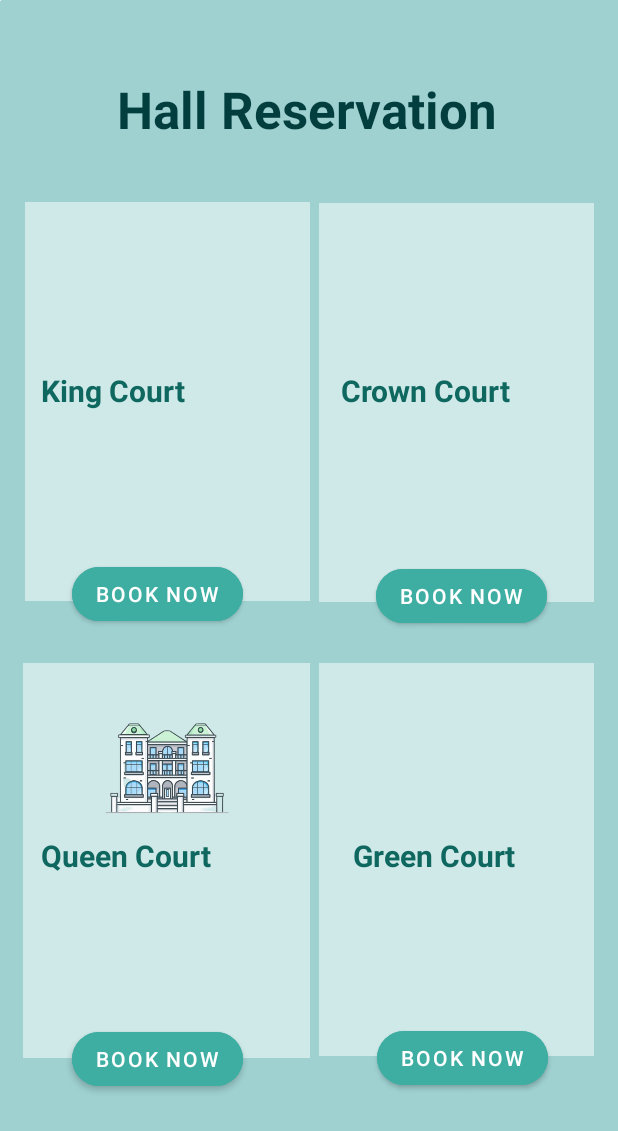
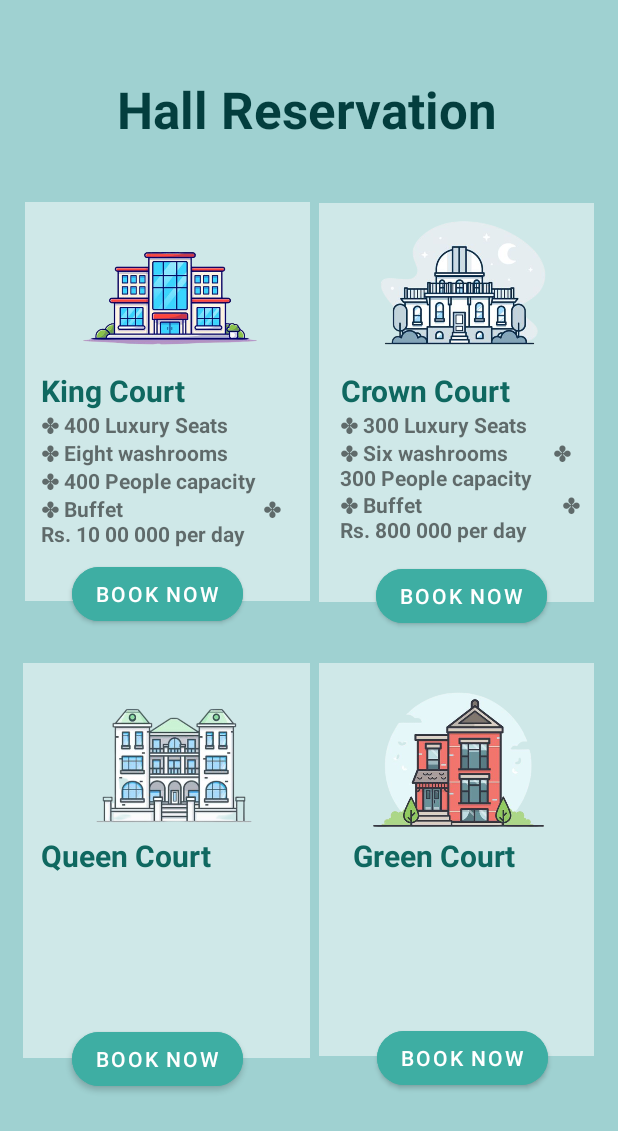
Before and after one commit to HimanthaD4/Royal-Orbit-Android-app-, an Android app: the HallReservation screen opened directly, with no data from a screen before it, on a phone screen of 412 x 824 dp. Shown: the top 1131 px of the screen. Run offline under Robolectric (Android 15) with nearby library versions, the phone set to English and light mode, and no system bars.

Commit message:
Royal orbit IT21129476

```diff
--- a/app/src/main/res/layout/activity_hall_reservation.xml
+++ b/app/src/main/res/layout/activity_hall_reservation.xml
@@ -50,18 +50,6 @@
         app:layout_constraintVertical_bias="0.699" />
 
     <ImageView
-        android:id="@+id/imageView9"
-        android:layout_width="169dp"
-        android:layout_height="116dp"
-        app:layout_constraintBottom_toBottomOf="parent"
-        app:layout_constraintEnd_toEndOf="parent"
-        app:layout_constraintHorizontal_bias="0.111"
-        app:layout_constraintStart_toStartOf="parent"
-        app:layout_constraintTop_toTopOf="parent"
-        app:layout_constraintVertical_bias="0.642"
-        app:srcCompat="@drawable/queencourt" />
-
-    <ImageView
         android:id="@+id/imageView20"
         android:layout_width="190dp"
         android:layout_height="266dp"
@@ -76,6 +64,18 @@
         app:layout_constraintTop_toTopOf="parent"
         app:layout_constraintVertical_bias="0.241"
         app:srcCompat="@android:drawable/screen_background_light_transparent" />
+
+    <ImageView
+        android:id="@+id/imageView15"
+        android:layout_width="183dp"
+        android:layout_height="119dp"
+        app:layout_constraintBottom_toBottomOf="parent"
+        app:layout_constraintEnd_toEndOf="parent"
+        app:layout_constraintHorizontal_bias="0.092"
+        app:layout_constraintStart_toStartOf="parent"
+        app:layout_constraintTop_toTopOf="parent"
+        app:layout_constraintVertical_bias="0.185"
+        app:srcCompat="@drawable/kingcourt" />
 
     <TextView
         android:id="@+id/textView19"
@@ -92,13 +92,7 @@
         app:layout_constraintTop_toTopOf="parent"
         app:layout_constraintVertical_bias="0.31" />
 
-    <ImageView
-        android:id="@+id/imageView21"
-        android:layout_width="wrap_content"
-        android:layout_height="wrap_content"
-        app:srcCompat="@android:drawable/screen_background_light_transparent"
-        tools:layout_editor_absoluteX="203dp"
-        tools:layout_editor_absoluteY="103dp" />
+
 
 
     <ImageView
@@ -155,6 +149,42 @@
         app:layout_constraintStart_toStartOf="parent"
         app:layout_constraintTop_toTopOf="parent"
         app:layout_constraintVertical_bias="0.699" />
+
+    <ImageView
+        android:id="@+id/imageView25"
+        android:layout_width="158dp"
+        android:layout_height="101dp"
+        app:layout_constraintBottom_toBottomOf="parent"
+        app:layout_constraintEnd_toEndOf="parent"
+        app:layout_constraintHorizontal_bias="0.892"
+        app:layout_constraintStart_toStartOf="parent"
+        app:layout_constraintTop_toTopOf="parent"
+        app:layout_constraintVertical_bias="0.631"
+        app:srcCompat="@drawable/greencourt" />
+
+    <ImageView
+        android:id="@+id/imageView24"
+        android:layout_width="180dp"
+        android:layout_height="125dp"
+        app:layout_constraintBottom_toBottomOf="parent"
+        app:layout_constraintEnd_toEndOf="parent"
+        app:layout_constraintHorizontal_bias="0.93"
+        app:layout_constraintStart_toStartOf="parent"
+        app:layout_constraintTop_toTopOf="parent"
+        app:layout_constraintVertical_bias="0.178"
+        app:srcCompat="@drawable/crowncourt" />
+
+    <ImageView
+        android:id="@+id/imageView9"
+        android:layout_width="216dp"
+        android:layout_height="146dp"
+        app:layout_constraintBottom_toBottomOf="parent"
+        app:layout_constraintEnd_toEndOf="parent"
+        app:layout_constraintHorizontal_bias="0.041"
+        app:layout_constraintStart_toStartOf="parent"
+        app:layout_constraintTop_toTopOf="parent"
+        app:layout_constraintVertical_bias="0.646"
+        app:srcCompat="@drawable/queencourt" />
 
     <Button
         android:id="@+id/btn_king"
@@ -217,12 +247,43 @@
         app:layout_constraintTop_toTopOf="parent"
         app:layout_constraintVertical_bias="0.878" />
 
-    <ImageView
-        android:id="@+id/imageView18"
-        android:layout_width="wrap_content"
-        android:layout_height="wrap_content"
-        app:srcCompat="@android:drawable/screen_background_light_transparent"
-        tools:layout_editor_absoluteX="68dp"
-        tools:layout_editor_absoluteY="483dp" />
+    <TextView
+        android:id="@+id/textView22"
+        android:layout_width="161dp"
+        android:layout_height="109dp"
+        android:text="✤ 400 Luxury Seats
+        ✤ Eight washrooms
+        ✤ 400 People capacity
+                           ✤ Buffet
+                           ✤ Rs. 10 00 000 per day
+
+"
+        android:textStyle="bold"
+        app:layout_constraintBottom_toBottomOf="parent"
+        app:layout_constraintEnd_toEndOf="parent"
+        app:layout_constraintHorizontal_bias="0.108"
+        app:layout_constraintStart_toStartOf="parent"
+        app:layout_constraintTop_toTopOf="parent"
+        app:layout_constraintVertical_bias="0.382" />
+
+    <TextView
+        android:id="@+id/textView26"
+        android:layout_width="161dp"
+        android:layout_height="109dp"
+        android:text="✤ 300 Luxury Seats
+        ✤ Six washrooms
+        ✤ 300 People capacity
+                           ✤ Buffet
+                           ✤ Rs. 800 000 per day
+
+"
+        android:textStyle="bold"
+        app:layout_constraintBottom_toBottomOf="parent"
+        app:layout_constraintEnd_toEndOf="parent"
+        app:layout_constraintHorizontal_bias="0.903"
+        app:layout_constraintStart_toStartOf="parent"
+        app:layout_constraintTop_toTopOf="parent"
+        app:layout_constraintVertical_bias="0.382" />
+
 
 </androidx.constraintlayout.widget.ConstraintLayout>
```
Also changed, not shown: app/src/main/res/drawable-v24/crowncourt.png, app/src/main/res/drawable-v24/greencourt.png, app/src/main/res/drawable-v24/kingcourt.png.
